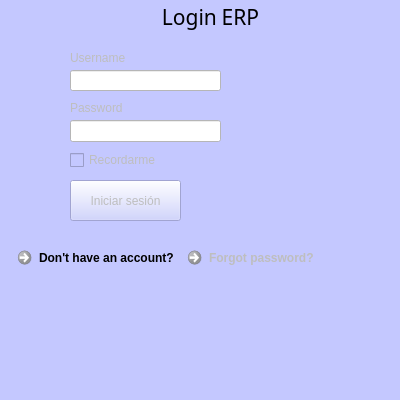
The window that LoginSantiago.ui (Luzu21/interfazSantiago) describes before a commit, drawn with Qt 5.
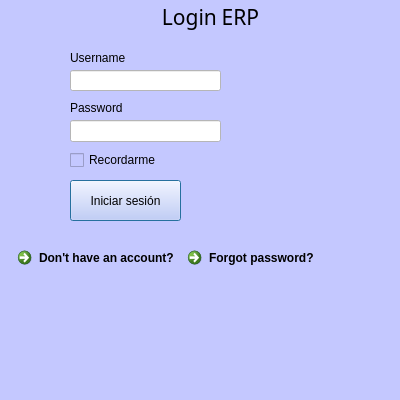
The same window after the commit.

```diff
--- a/LoginSantiago.ui
+++ b/LoginSantiago.ui
@@ -3,7 +3,7 @@
  <class>MainWindow</class>
  <widget class="QMainWindow" name="MainWindow">
   <property name="enabled">
-   <bool>false</bool>
+   <bool>true</bool>
   </property>
   <property name="geometry">
    <rect>
```
Left out of the diff: 9 changed lines with no effect on the pictures.
